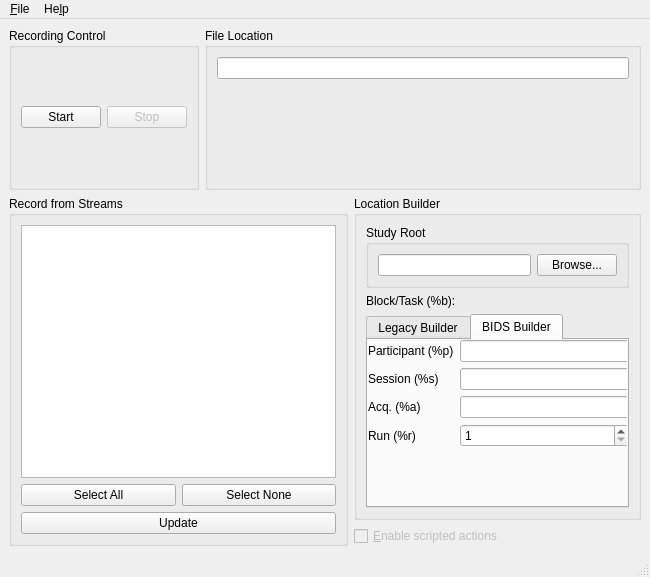
Qt form mainwindow.ui (labstreaminglayer/App-LabRecorder) before a commit.
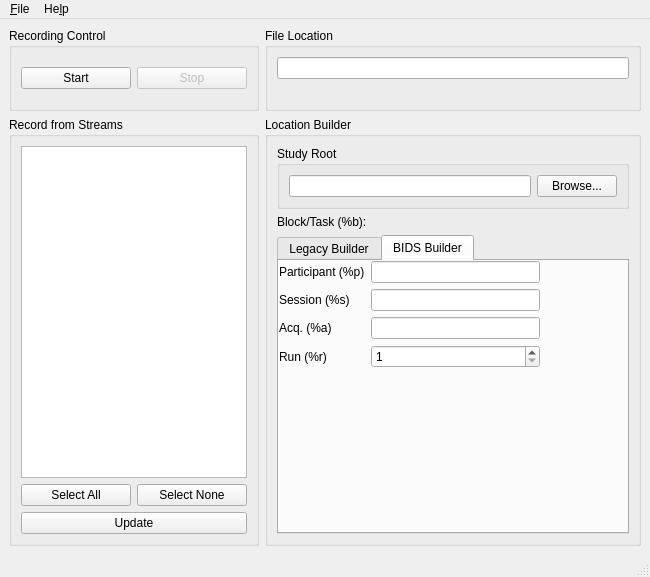
The same form after that commit. The open tabs and pages were chosen to show the change.

The edit to the form file:
```diff
--- a/mainwindow.ui
+++ b/mainwindow.ui
@@ -14,7 +14,7 @@
    <string>Lab Recorder</string>
   </property>
   <widget class="QWidget" name="centralwidget">
-   <layout class="QGridLayout" name="gridLayout_master">
+   <layout class="QGridLayout" name="gridLayout_master" rowstretch="0,1" columnstretch="10,15">
     <item row="0" column="0">
      <widget class="QGroupBox" name="groupBox_recording">
       <property name="title">
@@ -44,7 +44,7 @@
       </layout>
      </widget>
     </item>
-    <item row="0" column="1" colspan="3">
+    <item row="0" column="1">
      <widget class="QGroupBox" name="groupBox_location">
       <property name="title">
        <string>File Location</string>
@@ -54,16 +54,12 @@
         <widget class="QLineEdit" name="locationEdit"/>
        </item>
        <item>
-        <widget class="QLabel" name="locationLabel">
-         <property name="text">
-          <string/>
-         </property>
-        </widget>
+        <widget class="QLabel" name="locationLabel"/>
        </item>
       </layout>
      </widget>
     </item>
-    <item row="1" column="0" rowspan="3" colspan="2">
+    <item row="1" column="0">
      <widget class="QGroupBox" name="groupBox_streams">
       <property name="title">
        <string>Record from Streams</string>
@@ -110,7 +106,7 @@
       </layout>
      </widget>
     </item>
-    <item row="1" column="2" rowspan="2" colspan="2">
+    <item row="1" column="1">
      <widget class="QGroupBox" name="groupBox_locationBuilder">
       <property name="title">
        <string>Location Builder</string>
@@ -207,7 +203,7 @@
              <height>126</height>
             </rect>
            </property>
-           <layout class="QFormLayout" name="formLayout">
+           <layout class="QFormLayout" name="bids_layout">
             <item row="0" column="0">
              <widget class="QLabel" name="label_participant">
               <property name="text">
@@ -269,19 +265,6 @@
       </layout>
      </widget>
     </item>
-    <item row="3" column="2" colspan="2">
-     <widget class="QCheckBox" name="enableScriptedActionsCheck">
-      <property name="enabled">
-       <bool>false</bool>
-      </property>
-      <property name="text">
-       <string>&amp;Enable scripted actions</string>
-      </property>
-      <property name="checkable">
-       <bool>true</bool>
-      </property>
-     </widget>
-    </item>
    </layout>
   </widget>
   <widget class="QMenuBar" name="menubar">
```
Left out of the diff: 4 changed lines with no effect on the pictures.
